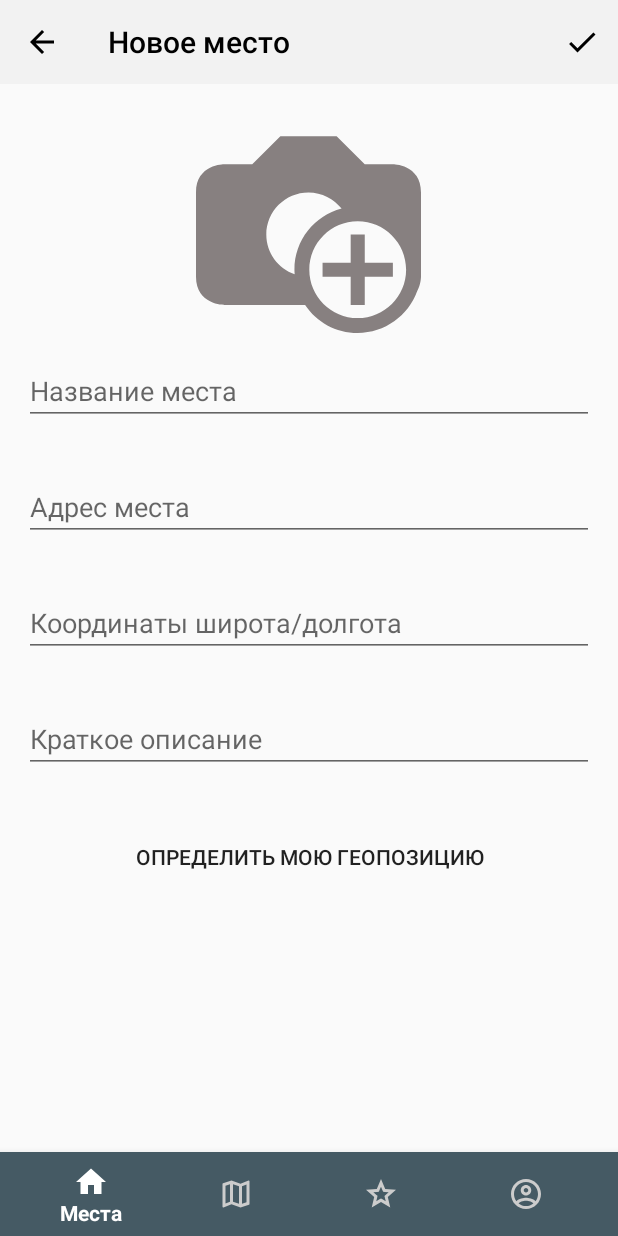
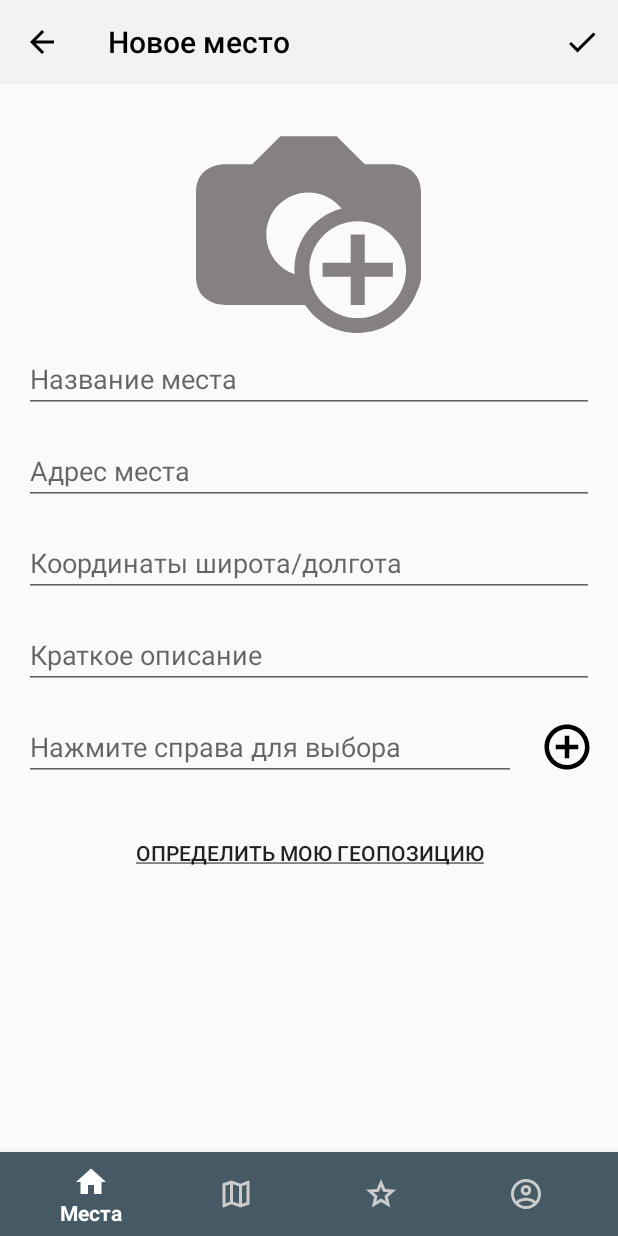
Before and after one commit to steeshock/StreetWorkout, an Android app: the AddPlaceFragment screen opened through its navigation route, on a phone screen of 412 x 824 dp. Run offline under Robolectric (Android 15) with nearby library versions, the phone set to English and light mode, and no system bars; our stand-ins replace Room's generated code, data binding, navigation-ui.

Commit message:
added categories on AddPlaceFragment

```diff
--- a/app/src/main/java/com/steeshock/android/streetworkout/adapters/PlaceAdapter.kt
+++ b/app/src/main/java/com/steeshock/android/streetworkout/adapters/PlaceAdapter.kt
@@ -52,9 +52,6 @@ class PlaceAdapter(val callback: Callback) : RecyclerView.Adapter<PlaceAdapter.P
     }
 
     fun filterItems(filterList: MutableList<Category>) {
-
-        //Убрать костыли
-
         val tempList: List<Category> = filterList.toList()
         for(item in tempList) item.isSelected = false
 
--- a/app/src/main/java/com/steeshock/android/streetworkout/data/database/PlacesDao.kt
+++ b/app/src/main/java/com/steeshock/android/streetworkout/data/database/PlacesDao.kt
@@ -40,6 +40,9 @@ interface PlacesDao {
     @Query("SELECT * FROM ${Place.TABLE_NAME} WHERE isFavorite")
     fun getFavoritePlacesLive(): LiveData<List<Place>>
 
+    @Query("SELECT * FROM ${Category.TABLE_NAME}")
+    fun getCategoriesLive(): LiveData<List<Category>>
+
     @Query("DELETE FROM ${Place.TABLE_NAME}")
     fun clearPlacesTable()
 
--- a/app/src/main/java/com/steeshock/android/streetworkout/data/repository/Repository.kt
+++ b/app/src/main/java/com/steeshock/android/streetworkout/data/repository/Repository.kt
@@ -20,6 +20,7 @@ class Repository(
 
     val allPlaces: LiveData<List<Place>> = placesDao.getPlacesLive()
     val allFavoritePlaces: LiveData<List<Place>> = placesDao.getFavoritePlacesLive()
+    val allCategories: LiveData<List<Category>> = placesDao.getCategoriesLive()
 
     fun getAllPlaces(forceUpdate: Boolean  = false): Flow<State<List<Place>>> {
         return object : NetworkBoundRepository<List<Place>, List<Place>>() {
--- a/app/src/main/java/com/steeshock/android/streetworkout/viewmodels/AddPlaceViewModel.kt
+++ b/app/src/main/java/com/steeshock/android/streetworkout/viewmodels/AddPlaceViewModel.kt
@@ -1,13 +1,22 @@
 package com.steeshock.android.streetworkout.viewmodels
 
+import androidx.lifecycle.LiveData
+import androidx.lifecycle.MutableLiveData
 import androidx.lifecycle.ViewModel
 import androidx.lifecycle.viewModelScope
+import com.steeshock.android.streetworkout.data.model.Category
 import com.steeshock.android.streetworkout.data.repository.Repository
 import com.steeshock.android.streetworkout.data.model.Place
+import com.steeshock.android.streetworkout.data.model.State
 import kotlinx.coroutines.Dispatchers
+import kotlinx.coroutines.ExperimentalCoroutinesApi
 import kotlinx.coroutines.launch
 
+@ExperimentalCoroutinesApi
 class AddPlaceViewModel(private val repository: Repository) : ViewModel() {
+
+    val allCategoriesLive: LiveData<List<Category>> = repository.allCategories
+
     fun insert(place: Place) = viewModelScope.launch(Dispatchers.IO) {
         repository.insertPlace(place)
     }
--- a/app/src/main/java/com/steeshock/android/streetworkout/viewmodels/PlacesViewModel.kt
+++ b/app/src/main/java/com/steeshock/android/streetworkout/viewmodels/PlacesViewModel.kt
@@ -64,10 +64,4 @@ class PlacesViewModel(private val repository: Repository) : ViewModel() {
     fun removeAllPlacesExceptFavorites(boolean: Boolean) = viewModelScope.launch(Dispatchers.IO) {
         repository.removeAllPlacesExceptFavorites(boolean)
     }
-
-//    fun updatePlaces() {
-//        viewModelScope.launch(Dispatchers.IO) {
-//            repository.updatePlaces()
-//        }
-//    }
 }
--- a/app/src/main/java/com/steeshock/android/streetworkout/views/AddPlaceFragment.kt
+++ b/app/src/main/java/com/steeshock/android/streetworkout/views/AddPlaceFragment.kt
@@ -18,6 +18,7 @@ import android.widget.Toast
 import androidx.core.app.ActivityCompat
 import androidx.fragment.app.Fragment
 import androidx.fragment.app.viewModels
+import androidx.lifecycle.Observer
 import androidx.navigation.findNavController
 import com.steeshock.android.streetworkout.common.Constants
 import com.steeshock.android.streetworkout.services.FetchAddressIntentService
@@ -30,8 +31,10 @@ import com.google.android.gms.location.FusedLocationProviderClient
 import com.google.android.gms.location.LocationServices
 import com.google.android.gms.tasks.OnSuccessListener
 import com.steeshock.android.streetworkout.data.model.Category
+import kotlinx.coroutines.ExperimentalCoroutinesApi
 
 
+@ExperimentalCoroutinesApi
 class AddPlaceFragment : Fragment() {
 
     private val TAG = "LocationTag"
@@ -51,6 +54,8 @@ class AddPlaceFragment : Fragment() {
     private val addPlaceViewModel: AddPlaceViewModel by viewModels {
         InjectorUtils.provideAddPlaceViewModelFactory(requireActivity())
     }
+    private var allCategories = emptyList<Category>()
+    private var selectedCategories: MutableSet<Category> = mutableSetOf()
 
     private lateinit var fragmentAddPlaceBinding: FragmentAddPlaceBinding
 
@@ -72,6 +77,10 @@ class AddPlaceFragment : Fragment() {
             getMyPosition()
         }
 
+        fragmentAddPlaceBinding.setAddCategoryClickListener {
+            addRandomCategory()
+        }
+
         fragmentAddPlaceBinding.toolbar.setOnMenuItemClickListener { item ->
             when (item.itemId) {
                 R.id.action_done -> {
@@ -86,6 +95,25 @@ class AddPlaceFragment : Fragment() {
         fusedLocationClient = LocationServices.getFusedLocationProviderClient(requireActivity())
 
         return fragmentAddPlaceBinding.root
+    }
+
+    override fun onViewCreated(view: View, savedInstanceState: Bundle?) {
+
+        addPlaceViewModel.allCategoriesLive.observe(viewLifecycleOwner, Observer { categories ->
+            categories?.let { allCategories = it }
+        })
+
+        super.onViewCreated(view, savedInstanceState)
+    }
+
+    private fun addRandomCategory() {
+        val newCategory = Category(allCategories[(allCategories.indices).random()].name, false)
+
+        if (!selectedCategories.contains(newCategory)) {
+            val newValue = fragmentAddPlaceBinding.placeCategories.text.append(newCategory.name, "; ")
+            selectedCategories.add(newCategory)
+            fragmentAddPlaceBinding.placeCategories.text = newValue
+        }
     }
 
     private fun getMyPosition() {
@@ -283,7 +311,7 @@ class AddPlaceFragment : Fragment() {
                 latitude = if (position.size > 1) position[0].toDouble() else 54.513845,
                 longitude = if (position.size > 1) position[1].toDouble() else 36.261215,
                 address = fragmentAddPlaceBinding.placeAddress.text.toString(),
-                categories = listOf(Category("Дворовые"), Category("Паркур"))
+                categories = selectedCategories.toMutableList()
             )
         )
     }
--- /dev/null
+++ b/app/src/main/res/drawable/ic_add_circle_36dp.xml
@@ -0,0 +1,9 @@
+<vector xmlns:android="http://schemas.android.com/apk/res/android"
+    android:width="36dp"
+    android:height="36dp"
+    android:viewportWidth="24"
+    android:viewportHeight="24">
+  <path
+      android:pathData="M13,7h-2v4L7,11v2h4v4h2v-4h4v-2h-4L13,7zM12,2C6.48,2 2,6.48 2,12s4.48,10 10,10 10,-4.48 10,-10S17.52,2 12,2zM12,20c-4.41,0 -8,-3.59 -8,-8s3.59,-8 8,-8 8,3.59 8,8 -3.59,8 -8,8z"
+      android:fillColor="#000000"/>
+</vector>
--- a/app/src/main/res/layout/fragment_add_place.xml
+++ b/app/src/main/res/layout/fragment_add_place.xml
@@ -11,6 +11,10 @@
 
         <variable
             name="getMyPositionClickListener"
+            type="android.view.View.OnClickListener" />
+
+        <variable
+            name="addCategoryClickListener"
             type="android.view.View.OnClickListener" />
 
         <variable
@@ -55,7 +59,10 @@
                 android:id="@+id/place_title"
                 android:layout_width="match_parent"
                 android:layout_height="wrap_content"
-                android:layout_margin="@dimen/list_item_spacing"
+                android:layout_marginStart="@dimen/list_item_spacing"
+                android:layout_marginEnd="@dimen/list_item_spacing"
+                android:layout_marginTop="@dimen/list_item_spacing_half"
+                android:layout_marginBottom="@dimen/list_item_spacing_half"
                 android:ems="10"
                 android:hint="@string/hint_place_name"
                 android:inputType="textPersonName" />
@@ -64,7 +71,10 @@
                 android:id="@+id/place_address"
                 android:layout_width="match_parent"
                 android:layout_height="wrap_content"
-                android:layout_margin="@dimen/list_item_spacing"
+                android:layout_marginStart="@dimen/list_item_spacing"
+                android:layout_marginEnd="@dimen/list_item_spacing"
+                android:layout_marginTop="@dimen/list_item_spacing_half"
+                android:layout_marginBottom="@dimen/list_item_spacing_half"
                 android:ems="10"
                 android:hint="@string/hint_place_address"
                 android:inputType="textPersonName" />
@@ -73,7 +83,10 @@
                 android:id="@+id/place_position"
                 android:layout_width="match_parent"
                 android:layout_height="wrap_content"
-                android:layout_margin="@dimen/list_item_spacing"
+                android:layout_marginStart="@dimen/list_item_spacing"
+                android:layout_marginEnd="@dimen/list_item_spacing"
+                android:layout_marginTop="@dimen/list_item_spacing_half"
+                android:layout_marginBottom="@dimen/list_item_spacing_half"
                 android:ems="10"
                 android:hint="@string/hint_place_position"
                 android:inputType="textPersonName" />
@@ -82,18 +95,57 @@
                 android:id="@+id/place_description"
                 android:layout_width="match_parent"
                 android:layout_height="wrap_content"
-                android:layout_margin="@dimen/list_item_spacing"
+                android:layout_marginStart="@dimen/list_item_spacing"
+                android:layout_marginEnd="@dimen/list_item_spacing"
+                android:layout_marginTop="@dimen/list_item_spacing_half"
+                android:layout_marginBottom="@dimen/list_item_spacing_half"
                 android:ems="10"
                 android:gravity="start|top"
                 android:hint="@string/hint_place_description"
                 android:inputType="textMultiLine" />
+
+            <LinearLayout
+                android:layout_width="match_parent"
+                android:layout_height="wrap_content"
+                android:orientation="horizontal">
+
+                <EditText
+                    android:id="@+id/place_categories"
+                    android:focusable="false"
+                    android:layout_width="0dp"
+                    android:layout_height="wrap_content"
+                    android:layout_marginStart="@dimen/list_item_spacing"
+                    android:layout_marginTop="@dimen/list_item_spacing_half"
+                    android:layout_marginBottom="@dimen/list_item_spacing_half"
+                    android:layout_weight="1"
+                    android:hint="@string/hint_place_categories"
+                    android:inputType="textPersonName" />
+
+                <ImageButton
+                    android:layout_width="wrap_content"
+                    android:layout_height="match_parent"
+                    android:layout_marginStart="@dimen/list_item_spacing"
+                    android:layout_marginEnd="@dimen/list_item_spacing"
+                    android:layout_marginTop="@dimen/list_item_spacing_half"
+                    android:layout_marginBottom="@dimen/list_item_spacing_half"
+                    android:background="@android:color/transparent"
+                    android:gravity="center"
+                    android:onClick="@{addCategoryClickListener}"
+                    android:src="@drawable/ic_add_circle_36dp">
+
+                </ImageButton>
+
+            </LinearLayout>
 
             <Button
                 android:id="@+id/myPositionBtn"
                 style="?android:attr/borderlessButtonStyle"
                 android:layout_width="match_parent"
                 android:layout_height="wrap_content"
-                android:layout_margin="@dimen/list_item_spacing"
+                android:layout_marginStart="@dimen/list_item_spacing"
+                android:layout_marginEnd="@dimen/list_item_spacing"
+                android:layout_marginTop="@dimen/list_item_spacing"
+                android:layout_marginBottom="@dimen/list_item_spacing_half"
                 android:backgroundTint="@android:color/transparent"
                 android:onClick="@{getMyPositionClickListener}"
                 android:text="@string/get_my_position_btn" />
--- a/app/src/main/res/values/strings.xml
+++ b/app/src/main/res/values/strings.xml
@@ -17,9 +17,10 @@
     <string name="hint_place_name">Название места</string>
     <string name="hint_place_address">Адрес места</string>
     <string name="hint_place_position">Координаты широта/долгота</string>
+    <string name="hint_place_categories">Нажмите справа для выбора</string>
     <string name="hint_place_description">Краткое описание</string>
     <string name="title_activity_maps">Map</string>
-    <string name="get_my_position_btn">Определить мою геопозицию</string>
+    <string name="get_my_position_btn"><u>Определить мою геопозицию</u></string>
 
     <!--Geoposition-->
     <string name="fetch_address">Fetch address</string>
```
